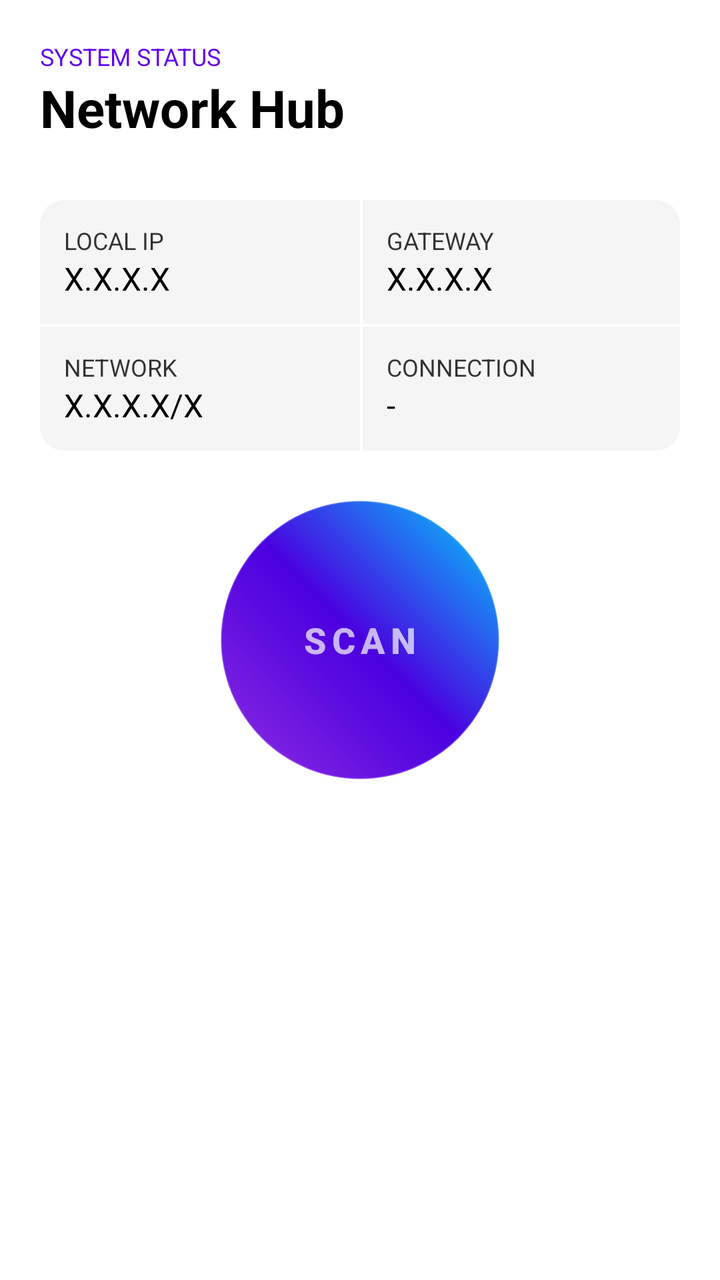
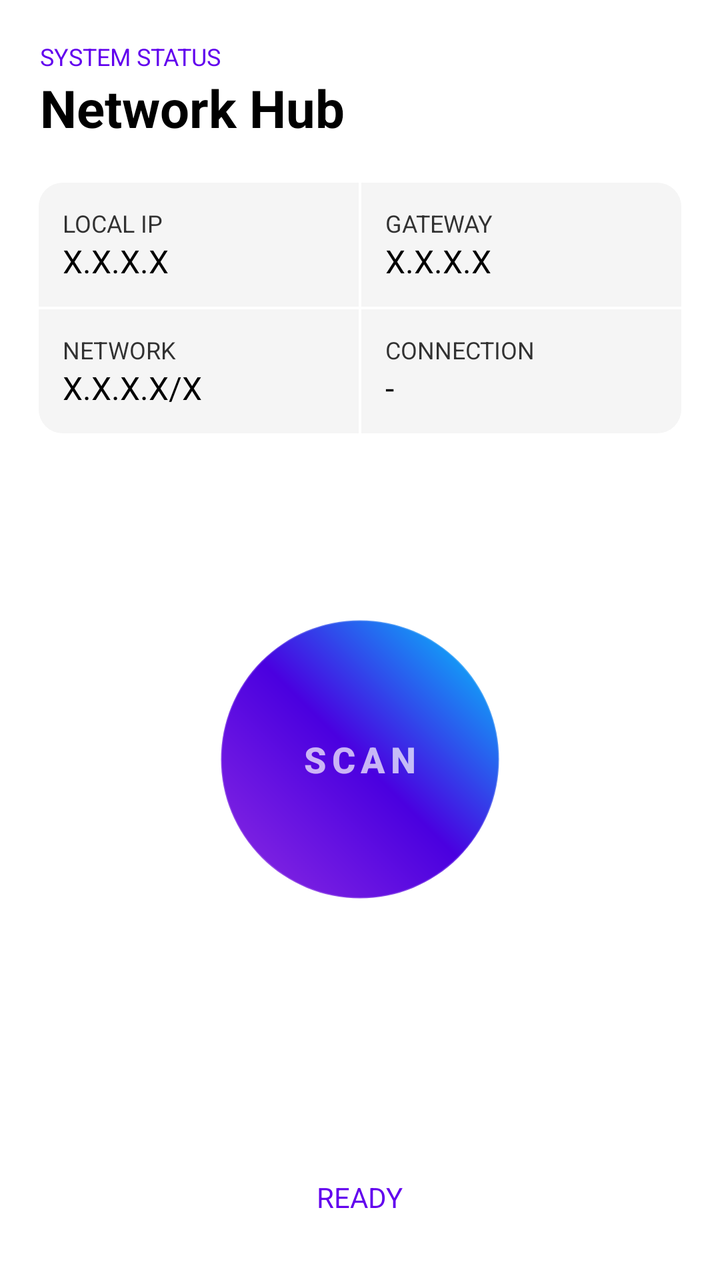

Compare the two renders of this Android layout. The source of the first and the diff that turns it into the second are given below.
<!-- AndroidManifest.xml: application theme Theme.NetAnalyzer -->
<!-- res/layout/fragment_home.xml -->
<?xml version="1.0" encoding="utf-8"?>
<FrameLayout xmlns:android="http://schemas.android.com/apk/res/android"
    android:layout_width="match_parent"
    android:layout_height="match_parent"
    android:background="@color/background">

    <LinearLayout
        android:id="@+id/header"
        android:layout_width="wrap_content"
        android:layout_height="wrap_content"
        android:orientation="vertical"
        android:layout_gravity="top"
        android:layout_margin="20dp">

        <TextView
            android:layout_height="wrap_content"
            android:layout_width="wrap_content"
            android:id="@+id/tv_subtitle"
            android:text="SYSTEM STATUS"
            android:textSize="12sp"
            android:textColor="@color/primary"/>

        <TextView
            android:id="@+id/tvSettingsTitle"
            android:layout_width="wrap_content"
            android:layout_height="wrap_content"
            android:text="Network Hub"
            android:textSize="26sp"
            android:textColor="@color/on_background"
            android:textStyle="bold"/>
    </LinearLayout>

    <com.google.android.material.card.MaterialCardView
        xmlns:android="http://schemas.android.com/apk/res/android"
        xmlns:app="http://schemas.android.com/apk/res-auto"
        android:layout_width="wrap_content"
        android:layout_height="wrap_content"
        android:layout_gravity="center|top"
        android:layout_marginTop="100dp"
        android:layout_marginHorizontal="20dp"
        app:cardCornerRadius="12dp"
        app:cardElevation="0dp"
        app:cardPreventCornerOverlap="true"
        app:strokeWidth="0dp">

        <GridLayout
            android:id="@+id/layout_network_info"
            android:layout_width="wrap_content"
            android:layout_height="wrap_content"
            android:background="@color/background"
            android:columnCount="2"
            android:rowCount="2">

            <LinearLayout
                android:id="@+id/info1"
                android:layout_width="160dp"
                android:layout_height="wrap_content"
                android:layout_marginEnd="0.5dp"
                android:layout_marginBottom="0.5dp"
                android:background="@color/surface"
                android:padding="12dp"
                android:orientation="vertical">
                <TextView
                    android:id="@+id/tv_ip_title"
                    android:layout_width="wrap_content"
                    android:layout_height="wrap_content"
                    android:text="LOCAL IP"
                    android:textSize="12sp"
                    android:textColor="@color/on_surface"/>
                <TextView
                    android:id="@+id/tv_ip"
                    android:layout_width="wrap_content"
                    android:layout_height="wrap_content"
                    android:text="X.X.X.X"
                    android:textSize="16sp"
                    android:textColor="@color/on_background"/>
            </LinearLayout>

            <LinearLayout
                android:id="@+id/info2"
                android:layout_width="160dp"
                android:layout_height="wrap_content"
                android:layout_marginStart="0.5dp"
                android:layout_marginBottom="0.5dp"
                android:background="@color/surface"
                android:padding="12dp"
                android:orientation="vertical">
                <TextView
                    android:id="@+id/tv_gateway_title"
                    android:layout_width="wrap_content"
                    android:layout_height="wrap_content"
                    android:text="GATEWAY"
                    android:textSize="12sp"
                    android:textColor="@color/on_surface"/>
                <TextView
                    android:id="@+id/tv_gateway"
                    android:layout_width="wrap_content"
                    android:layout_height="wrap_content"
                    android:text="X.X.X.X"
                    android:textSize="16sp"
                    android:textColor="@color/on_background"/>
            </LinearLayout>

            <LinearLayout
                android:id="@+id/info3"
                android:layout_width="160dp"
                android:layout_height="wrap_content"
                android:layout_marginTop="0.5dp"
                android:layout_marginEnd="0.5dp"
                android:background="@color/surface"
                android:padding="12dp"
                android:orientation="vertical">
                <TextView
                    android:id="@+id/tv_net_title"
                    android:layout_width="wrap_content"
                    android:layout_height="wrap_content"
                    android:text="NETWORK"
                    android:textSize="12sp"
                    android:textColor="@color/on_surface"/>
                <TextView
                    android:id="@+id/tv_net"
                    android:layout_width="wrap_content"
                    android:layout_height="wrap_content"
                    android:text="X.X.X.X/X"
                    android:textSize="16sp"
                    android:textColor="@color/on_background"/>
            </LinearLayout>

            <LinearLayout
                android:id="@+id/info4"
                android:layout_width="160dp"
                android:layout_height="wrap_content"
                android:layout_marginTop="0.5dp"
                android:layout_marginStart="0.5dp"
                android:background="@color/surface"
                android:padding="12dp"
                android:orientation="vertical">
                <TextView
                    android:id="@+id/tv_connection_title"
                    android:layout_width="wrap_content"
                    android:layout_height="wrap_content"
                    android:text="CONNECTION"
                    android:textSize="12sp"
                    android:textColor="@color/on_surface"/>
                <TextView
                    android:id="@+id/tv_connection"
                    android:layout_width="wrap_content"
                    android:layout_height="wrap_content"
                    android:text="-"
                    android:textSize="16sp"
                    android:textColor="@color/on_background"/>
            </LinearLayout>

        </GridLayout>

    </com.google.android.material.card.MaterialCardView>

    
    <View
        android:id="@+id/ring3"
        android:layout_width="260dp"
        android:layout_height="260dp"
        android:layout_gravity="center"
        android:background="@drawable/scan_ring"
        android:alpha="0"
        android:scaleX="1"
        android:scaleY="1" />

    <View
        android:id="@+id/ring2"
        android:layout_width="210dp"
        android:layout_height="210dp"
        android:layout_gravity="center"
        android:background="@drawable/scan_ring"
        android:alpha="0"
        android:scaleX="1"
        android:scaleY="1" />

    <View
        android:id="@+id/ring1"
        android:layout_width="160dp"
        android:layout_height="160dp"
        android:layout_gravity="center"
        android:background="@drawable/scan_ring"
        android:alpha="0"
        android:scaleX="1"
        android:scaleY="1" />

    
    <com.google.android.material.button.MaterialButton
        android:id="@+id/btn_scan"
        android:layout_width="140dp"
        android:layout_height="140dp"
        android:layout_gravity="center"
        android:text="SCAN"
        android:textSize="18sp"
        android:textStyle="bold"
        android:textColor="@color/on_primary_70"
        android:letterSpacing="0.15"
        app:backgroundTint="@null"
        android:background="@drawable/bg_button_gradient"
        app:cornerRadius="70dp"
        android:insetTop="0dp"
        android:insetBottom="0dp"
        android:insetLeft="0dp"
        android:insetRight="0dp"
        xmlns:app="http://schemas.android.com/apk/res-auto" />

    
    <TextView
        android:id="@+id/tv_status"
        android:layout_width="wrap_content"
        android:layout_height="wrap_content"
        android:layout_gravity="center"
        android:layout_marginTop="260dp"
        android:layout_marginBottom="120dp"
        android:text=""
        android:textSize="14sp"
        android:textColor="@color/primary"
        android:alpha="0" />

</FrameLayout>
<!-- resources referenced by this layout -->
<resources>
  <color name="background">#FFFFFFFF</color>
  <color name="on_background">#FF000000</color>
  <color name="on_primary_70">#B3FFFFFF</color>
  <color name="on_surface">#CC000000</color>
  <color name="primary">#FF6200EE</color>
  <color name="surface">#FFF5F5F5</color>
  <!-- drawable bg_button_gradient (drawable) -->
  <?xml version="1.0" encoding="utf-8"?>
  <shape xmlns:android="http://schemas.android.com/apk/res/android"
      android:shape="oval">
      <gradient
          android:startColor="#8E2DE2"
          android:centerColor="#4A00E0"
          android:endColor="#00D2FF"
          android:angle="45"
          android:type="linear" />
  
      <stroke
          android:width="1dp"
          android:color="#33FFFFFF" />
  </shape>
  <!-- drawable scan_ring (drawable) -->
  <?xml version="1.0" encoding="utf-8"?>
  <shape xmlns:android="http://schemas.android.com/apk/res/android"
      android:shape="oval">
      <stroke
          android:width="2dp"
          android:color="#FF6200EE" />
      <solid android:color="#00000000" />
  </shape>
  <style name="Theme.NetAnalyzer" parent="Theme.MaterialComponents.DayNight.NoActionBar">
          
          <item name="colorPrimary">@color/primary</item>
          <item name="colorPrimaryVariant">@color/primary_variant</item>
          <item name="colorOnPrimary">@color/on_primary</item>
  
          
          <item name="colorSecondary">@color/secondary</item>
          <item name="colorOnSecondary">@color/on_secondary</item>
  
          
          <item name="android:windowBackground">@color/background</item>
          <item name="colorOnBackground">@color/on_background</item>
  
          
          <item name="colorSurface">@color/surface</item>
          <item name="colorOnSurface">@color/on_surface</item>
  
          
          <item name="colorError">@color/error</item>
          <item name="colorOnError">@color/on_error</item>
  
          
          <item name="android:textColorPrimary">@color/on_primary</item>
          <item name="android:textColorSecondary">@color/on_secondary</item>
  
          <item name="colorControlNormal">?attr/colorOnSurface</item>
          <item name="colorControlActivated">@color/primary</item>
      </style>
  <color name="primary_variant">#FF3700B3</color>
  <color name="on_primary">#FFFFFFFF</color>
  <color name="secondary">#FF03DAC5</color>
  <color name="on_secondary">#FF000000</color>
  <color name="error">#FFB00020</color>
  <color name="on_error">#FFFFFFFF</color>
</resources>

<!-- the commit's change to res/layout/fragment_home.xml (unified diff, before → after) -->
@@ -1,21 +1,26 @@
 <?xml version="1.0" encoding="utf-8"?>
-<FrameLayout xmlns:android="http://schemas.android.com/apk/res/android"
+<androidx.constraintlayout.widget.ConstraintLayout
+    xmlns:android="http://schemas.android.com/apk/res/android"
+    xmlns:app="http://schemas.android.com/apk/res-auto"
     android:layout_width="match_parent"
     android:layout_height="match_parent"
-    android:background="@color/background">
+    android:background="@color/background"
+    android:clipChildren="false"
+    android:clipToPadding="false">
 
     <LinearLayout
         android:id="@+id/header"
         android:layout_width="wrap_content"
         android:layout_height="wrap_content"
         android:orientation="vertical"
-        android:layout_gravity="top"
-        android:layout_margin="20dp">
+        android:layout_margin="20dp"
+        app:layout_constraintTop_toTopOf="parent"
+        app:layout_constraintStart_toStartOf="parent">
 
         <TextView
+            android:id="@+id/tv_subtitle"
+            android:layout_width="wrap_content"
             android:layout_height="wrap_content"
-            android:layout_width="wrap_content"
-            android:id="@+id/tv_subtitle"
             android:text="SYSTEM STATUS"
             android:textSize="12sp"
             android:textColor="@color/primary"/>
@@ -31,17 +36,15 @@
     </LinearLayout>
 
     <com.google.android.material.card.MaterialCardView
-        xmlns:android="http://schemas.android.com/apk/res/android"
-        xmlns:app="http://schemas.android.com/apk/res-auto"
+        android:id="@+id/card_info"
         android:layout_width="wrap_content"
         android:layout_height="wrap_content"
-        android:layout_gravity="center|top"
-        android:layout_marginTop="100dp"
-        android:layout_marginHorizontal="20dp"
+        android:layout_marginTop="20dp"
         app:cardCornerRadius="12dp"
         app:cardElevation="0dp"
-        app:cardPreventCornerOverlap="true"
-        app:strokeWidth="0dp">
+        app:layout_constraintTop_toBottomOf="@id/header"
+        app:layout_constraintStart_toStartOf="parent"
+        app:layout_constraintEnd_toEndOf="parent">
 
         <GridLayout
             android:id="@+id/layout_network_info"
@@ -155,43 +158,43 @@
 
     </com.google.android.material.card.MaterialCardView>
 
-    
     <View
         android:id="@+id/ring3"
-        android:layout_width="260dp"
-        android:layout_height="260dp"
-        android:layout_gravity="center"
+        android:layout_width="280dp"
+        android:layout_height="280dp"
         android:background="@drawable/scan_ring"
         android:alpha="0"
-        android:scaleX="1"
-        android:scaleY="1" />
+        app:layout_constraintTop_toTopOf="@id/btn_scan"
+        app:layout_constraintBottom_toBottomOf="@id/btn_scan"
+        app:layout_constraintStart_toStartOf="@id/btn_scan"
+        app:layout_constraintEnd_toEndOf="@id/btn_scan" />
 
     <View
         android:id="@+id/ring2"
-        android:layout_width="210dp"
-        android:layout_height="210dp"
-        android:layout_gravity="center"
+        android:layout_width="220dp"
+        android:layout_height="220dp"
         android:background="@drawable/scan_ring"
         android:alpha="0"
-        android:scaleX="1"
-        android:scaleY="1" />
+        app:layout_constraintTop_toTopOf="@id/btn_scan"
+        app:layout_constraintBottom_toBottomOf="@id/btn_scan"
+        app:layout_constraintStart_toStartOf="@id/btn_scan"
+        app:layout_constraintEnd_toEndOf="@id/btn_scan" />
 
     <View
         android:id="@+id/ring1"
-        android:layout_width="160dp"
-        android:layout_height="160dp"
-        android:layout_gravity="center"
+        android:layout_width="170dp"
+        android:layout_height="170dp"
         android:background="@drawable/scan_ring"
         android:alpha="0"
-        android:scaleX="1"
-        android:scaleY="1" />
-
-    
+        app:layout_constraintTop_toTopOf="@id/btn_scan"
+        app:layout_constraintBottom_toBottomOf="@id/btn_scan"
+        app:layout_constraintStart_toStartOf="@id/btn_scan"
+        app:layout_constraintEnd_toEndOf="@id/btn_scan" />
+
     <com.google.android.material.button.MaterialButton
         android:id="@+id/btn_scan"
         android:layout_width="140dp"
         android:layout_height="140dp"
-        android:layout_gravity="center"
         android:text="SCAN"
         android:textSize="18sp"
         android:textStyle="bold"
@@ -202,21 +205,22 @@
         app:cornerRadius="70dp"
         android:insetTop="0dp"
         android:insetBottom="0dp"
-        android:insetLeft="0dp"
-        android:insetRight="0dp"
-        xmlns:app="http://schemas.android.com/apk/res-auto" />
-
-    
+        app:layout_constraintVertical_bias="0.4"
+        app:layout_constraintTop_toBottomOf="@id/card_info"
+        app:layout_constraintBottom_toTopOf="@id/tv_status"
+        app:layout_constraintStart_toStartOf="parent"
+        app:layout_constraintEnd_toEndOf="parent" />
+
     <TextView
         android:id="@+id/tv_status"
         android:layout_width="wrap_content"
         android:layout_height="wrap_content"
-        android:layout_gravity="center"
-        android:layout_marginTop="260dp"
-        android:layout_marginBottom="120dp"
-        android:text=""
+        android:layout_marginBottom="32dp"
+        android:text="READY"
         android:textSize="14sp"
         android:textColor="@color/primary"
-        android:alpha="0" />
-
-</FrameLayout>
+        app:layout_constraintBottom_toBottomOf="parent"
+        app:layout_constraintStart_toStartOf="parent"
+        app:layout_constraintEnd_toEndOf="parent" />
+
+</androidx.constraintlayout.widget.ConstraintLayout>
